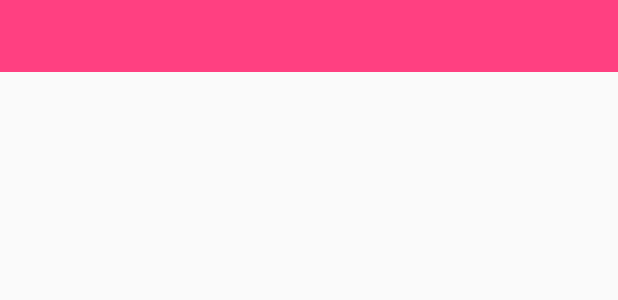
After one commit to AndroidOpenSources/TestModuleDevelopment, an Android app: the layout include_stabber.xml on its own in the app's theme, with its tools: preview values and no code run, on a phone screen of 412 x 824 dp. The commit adds this screen. Shown: the top 300 px of the screen. Run offline under Robolectric (Android 15) with nearby library versions, the phone set to English and light mode, and no system bars.

Commit message:
提交一些组件

```diff
--- a/TestModuleDevelopment/app/src/main/AndroidManifest.xml
+++ b/TestModuleDevelopment/app/src/main/AndroidManifest.xml
@@ -12,6 +12,7 @@
         <activity android:name=".DefaultMainActivity"
             android:persistableMode="persistAcrossReboots"
             android:screenOrientation="portrait"
+            android:theme="@style/ShopTheme"
             >
         </activity>
     </application>
--- a/TestModuleDevelopment/app/src/main/java/com/help/reward/shop/fragment/MainFragment.java
+++ b/TestModuleDevelopment/app/src/main/java/com/help/reward/shop/fragment/MainFragment.java
@@ -23,6 +23,8 @@ public class MainFragment extends Fragment {
     @SuppressLint("ValidFragment")
     public MainFragment(int id){
 
+
+
     }
 
     @Override
--- /dev/null
+++ b/TestModuleDevelopment/app/src/main/res/layout/include_stabber.xml
@@ -0,0 +1,10 @@
+<?xml version="1.0" encoding="utf-8"?>
+<android.support.v7.widget.Toolbar
+    xmlns:android="http://schemas.android.com/apk/res/android"
+    android:id="@+id/tb_top_operation_shopping_detail"
+    android:background="?attr/colorPrimary"
+    android:layout_height="48dip"
+    android:fitsSystemWindows="true"
+    android:layout_width="match_parent">
+
+</android.support.v7.widget.Toolbar>
--- a/TestModuleDevelopment/app/src/main/res/values/colors.xml
+++ b/TestModuleDevelopment/app/src/main/res/values/colors.xml
@@ -1,6 +1,6 @@
 <?xml version="1.0" encoding="utf-8"?>
 <resources>
-    <color name="colorPrimary">#3F51B5</color>
+    <color name="colorPrimary">#FF4081</color>
     <color name="colorPrimaryDark">#303F9F</color>
     <color name="colorAccent">#FF4081</color>
 </resources>
--- /dev/null
+++ b/TestModuleDevelopment/app/src/main/res/values/dimens_common.xml
@@ -0,0 +1,4 @@
+<?xml version="1.0" encoding="utf-8"?>
+<resources>
+    <dimen name="measure_common_tbar">48dip</dimen>
+</resources>
--- /dev/null
+++ b/TestModuleDevelopment/app/src/main/res/values/theme.xml
@@ -0,0 +1,10 @@
+<?xml version="1.0" encoding="utf-8"?>
+<resources>
+    <style name="ShopTheme" parent="ShoppingTheme.Base">
+
+    </style>
+    <style name="ShoppingTheme.Base" parent="Theme.AppCompat.Light.NoActionBar">
+        <item name="windowActionBar">false</item>
+        <item name="android:windowNoTitle">true</item>
+    </style>
+</resources>
```
Also changed, not shown: TestModuleDevelopment/app/src/main/java/com/help/reward/shop/flip/FilpPageController.java (+17 -1 lines), TestModuleDevelopment/app/src/main/java/com/help/reward/shop/fragment/detail/ShopDetailFragment.java (added, +10 -0 lines), TestModuleDevelopment/app/src/main/java/com/help/reward/shop/fragment/detail/ShopInfoFragment.java (added, +13 -0 lines), TestModuleDevelopment/app/src/main/java/com/help/reward/shop/fragment/detail/ShopRemarkFragment.java (added, +10 -0 lines), TestModuleDevelopment/app/src/main/res/layout/activity_slauncher.xml (+13 -2 lines), TestModuleDevelopment/app/src/main/res/layout/fragment_main_s.xml (added, +7 -0 lines).
